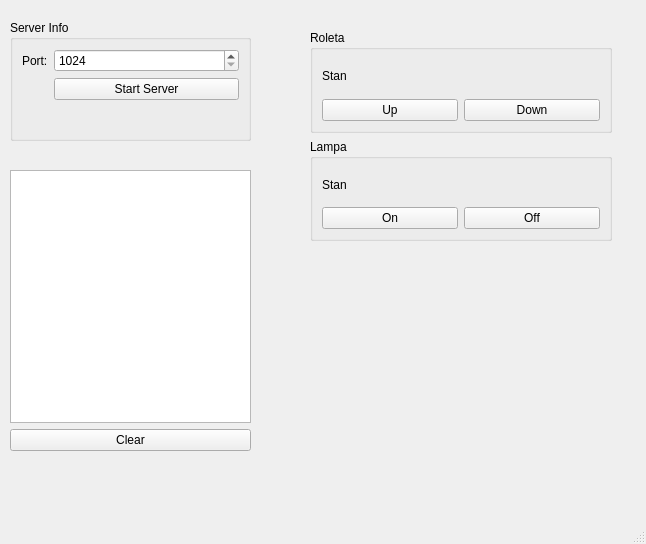
Above: mainwindow.ui from fkula5/smart-home before the change. Below: the same form after it.
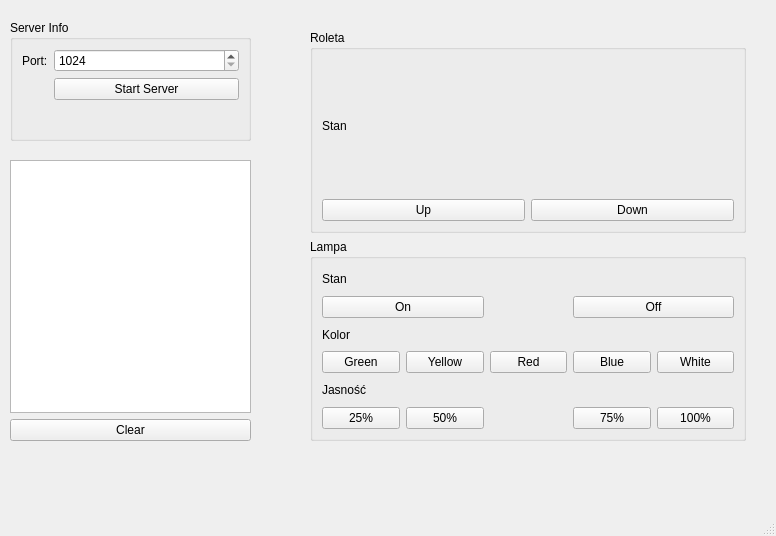
That is the form after the change.

The edit to the form file:
```diff
--- a/mainwindow.ui
+++ b/mainwindow.ui
@@ -6,8 +6,8 @@
    <rect>
     <x>0</x>
     <y>0</y>
-    <width>646</width>
-    <height>544</height>
+    <width>776</width>
+    <height>536</height>
    </rect>
   </property>
   <property name="minimumSize">
@@ -95,7 +95,7 @@
     <property name="geometry">
      <rect>
       <x>10</x>
-      <y>170</y>
+      <y>160</y>
       <width>241</width>
       <height>281</height>
      </rect>
@@ -118,8 +118,8 @@
      <rect>
       <x>310</x>
       <y>30</y>
-      <width>302</width>
-      <height>211</height>
+      <width>436</width>
+      <height>411</height>
      </rect>
     </property>
     <layout class="QVBoxLayout" name="verticalLayout_2">
@@ -159,20 +159,55 @@
         <string>Lampa</string>
        </property>
        <layout class="QGridLayout" name="gridLayout">
-        <item row="1" column="0">
+        <item row="2" column="0">
+         <widget class="QLabel" name="label_4">
+          <property name="text">
+           <string>Kolor</string>
+          </property>
+         </widget>
+        </item>
+        <item row="3" column="3">
+         <widget class="QPushButton" name="btnBlue">
+          <property name="text">
+           <string>Blue</string>
+          </property>
+         </widget>
+        </item>
+        <item row="3" column="1">
+         <widget class="QPushButton" name="btnYellow">
+          <property name="text">
+           <string>Yellow</string>
+          </property>
+         </widget>
+        </item>
+        <item row="3" column="4">
+         <widget class="QPushButton" name="btnWhite">
+          <property name="text">
+           <string>White</string>
+          </property>
+         </widget>
+        </item>
+        <item row="3" column="0">
+         <widget class="QPushButton" name="btnGreen">
+          <property name="text">
+           <string>Green</string>
+          </property>
+         </widget>
+        </item>
+        <item row="3" column="2">
+         <widget class="QPushButton" name="btnRed">
+          <property name="text">
+           <string>Red</string>
+          </property>
+         </widget>
+        </item>
+        <item row="1" column="0" colspan="2">
          <widget class="QPushButton" name="btnTrnOn">
           <property name="text">
            <string>On</string>
           </property>
          </widget>
         </item>
-        <item row="1" column="1">
-         <widget class="QPushButton" name="btnTrnOff">
-          <property name="text">
-           <string>Off</string>
-          </property>
-         </widget>
-        </item>
         <item row="0" column="0">
          <widget class="QLabel" name="label_2">
           <property name="text">
@@ -180,6 +215,48 @@
           </property>
          </widget>
         </item>
+        <item row="4" column="0">
+         <widget class="QLabel" name="label_5">
+          <property name="text">
+           <string>Jasność</string>
+          </property>
+         </widget>
+        </item>
+        <item row="1" column="3" colspan="2">
+         <widget class="QPushButton" name="btnTrnOff">
+          <property name="text">
+           <string>Off</string>
+          </property>
+         </widget>
+        </item>
+        <item row="5" column="0">
+         <widget class="QPushButton" name="btnBright25">
+          <property name="text">
+           <string>25%</string>
+          </property>
+         </widget>
+        </item>
+        <item row="5" column="1">
+         <widget class="QPushButton" name="btnBright50">
+          <property name="text">
+           <string>50%</string>
+          </property>
+         </widget>
+        </item>
+        <item row="5" column="3">
+         <widget class="QPushButton" name="btnBright75">
+          <property name="text">
+           <string>75%</string>
+          </property>
+         </widget>
+        </item>
+        <item row="5" column="4">
+         <widget class="QPushButton" name="btnBright100">
+          <property name="text">
+           <string>100%</string>
+          </property>
+         </widget>
+        </item>
        </layout>
       </widget>
      </item>
```
Left out of the diff: 10 changed lines with no effect on the pictures.
